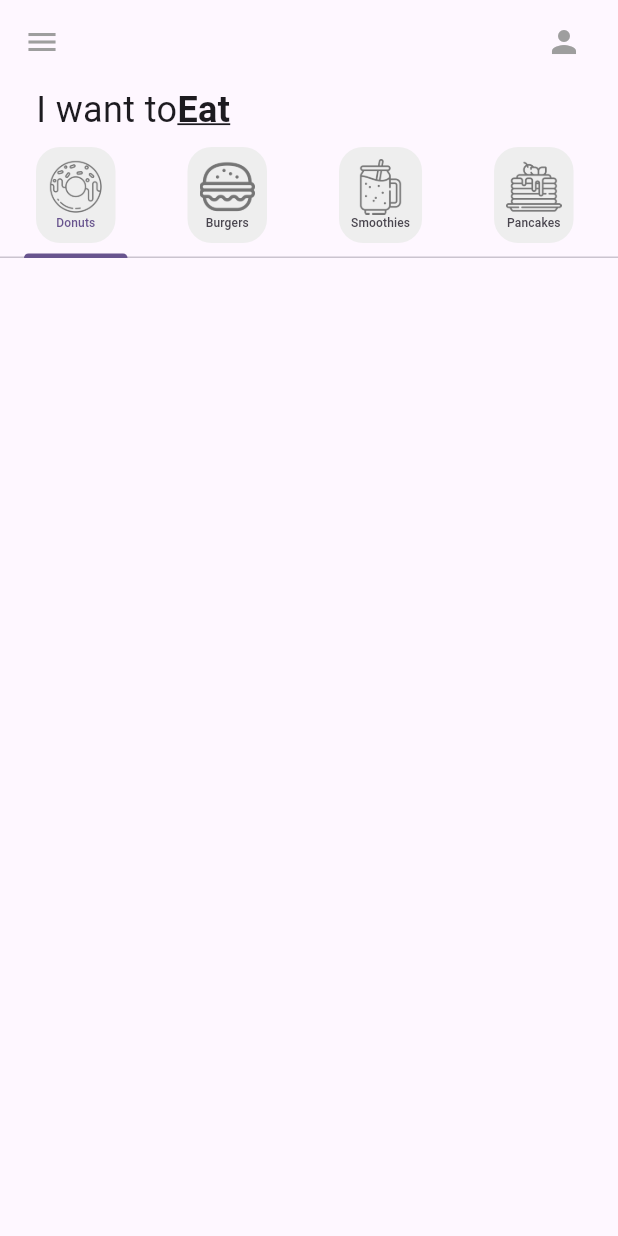
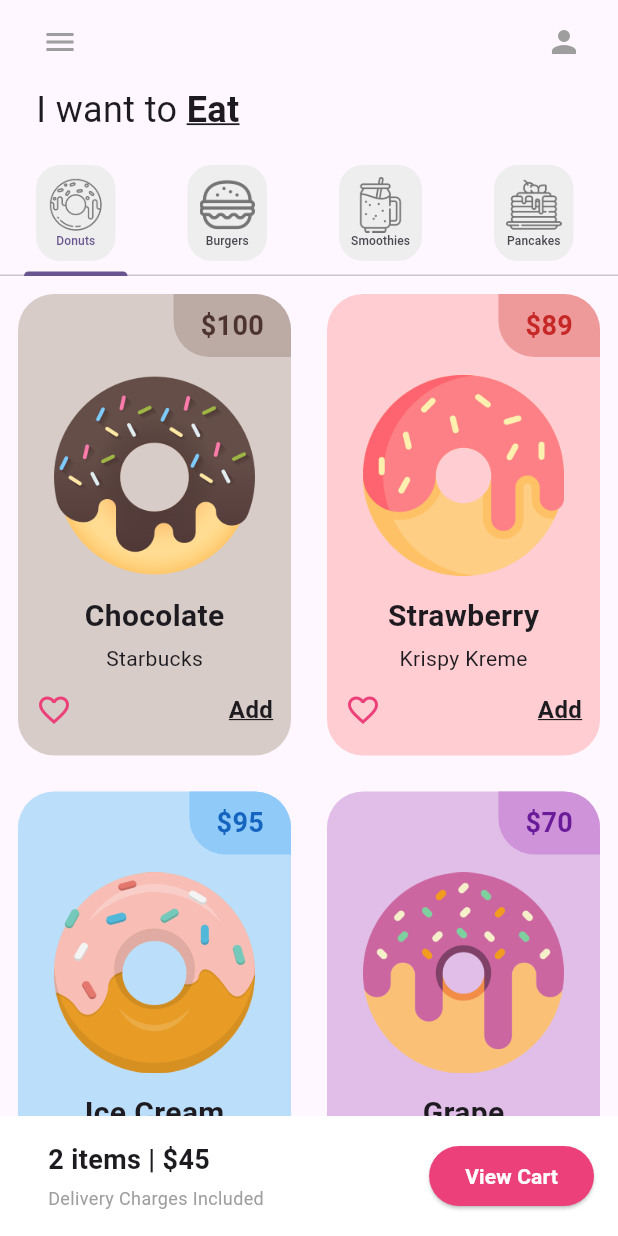
Before and after one commit to wilbert2003ulin-crypto/fluuter_AM, a Flutter app: the screen it shows after launch, on a phone screen of 412 x 824 dp. Run offline on Flutter 3.47's test engine with Material 3 defaults, Android fonts, the phone set to English and light mode, and no system bars; our stand-ins replace rive.

Commit message:
ADA 14: feat(cart): add shopping cart

```diff
--- a/donut_app/lib/screens/home_page.dart
+++ b/donut_app/lib/screens/home_page.dart
@@ -14,16 +14,16 @@ class HomePage extends StatefulWidget {
 }
 
 class _HomePageState extends State<HomePage> {
-  List<Widget> myTabs = [
-    //Donuts tab
+  final List<Widget> myTabs = [
+    // Donuts tab
     const MyTab(iconPath: 'assets/icons/donut.png', iconName: 'Donuts'),
-    //Burgers tab
+    // Burgers tab
     const MyTab(iconPath: 'assets/icons/burger.png', iconName: 'Burgers'),
-    //Smoothies tab
+    // Smoothies tab
     const MyTab(iconPath: 'assets/icons/smoothie.png', iconName: 'Smoothies'),
-    //Pancakes tab
+    // Pancakes tab
     const MyTab(iconPath: 'assets/icons/pancakes.png', iconName: 'Pancakes'),
-    //Pizzas tab
+    // Pizzas tab
     const MyTab(iconPath: 'assets/icons/pizza.png', iconName: 'Pizzas'),
   ];
 
@@ -34,9 +34,12 @@ class _HomePageState extends State<HomePage> {
       child: Scaffold(
         appBar: AppBar(
           backgroundColor: Colors.transparent,
-          //para el icono de la izquierda
-          leading: Icon(Icons.menu, color: Colors.grey),
-          //icono de la derecha
+          // Para el icono de la izquierda
+          leading: const Padding(
+            padding: EdgeInsets.only(left: 24.0),
+            child: Icon(Icons.menu, color: Colors.grey),
+          ),
+          // Icono de la derecha
           actions: [
             Padding(
               padding: const EdgeInsets.only(right: 24.0),
@@ -45,35 +48,35 @@ class _HomePageState extends State<HomePage> {
           ],
         ),
         body: Column(
-          //1. Texto principal
           children: [
+            // 1. Texto principal
             Padding(
               padding: const EdgeInsets.only(left: 24),
               child: Row(
-                children: [
-                  Text('I want to', style: TextStyle(fontSize: 24)),
+                children: const [
+                  Text('I want to ', style: TextStyle(fontSize: 24)),
                   Text(
                     'Eat',
                     style: TextStyle(
-                      //tamaño de letra
                       fontSize: 24,
-                      //Negritas
                       fontWeight: FontWeight.bold,
-                      //subrrayado
                       decoration: TextDecoration.underline,
                     ),
                   ),
                 ],
               ),
             ),
-            //2. Pestañas (TabBar)
+
+            const SizedBox(height: 12),
+
+            // 2. Pestañas (TabBar)
             TabBar(
               isScrollable: true,
               tabAlignment: TabAlignment.start,
               tabs: myTabs,
             ),
 
-            //3. Contenido de pestañas (TabBarView)
+            // 3. Contenido de pestañas (TabBarView)
             Expanded(
               child: TabBarView(
                 children: [
@@ -86,7 +89,49 @@ class _HomePageState extends State<HomePage> {
               ),
             ),
 
-            //4. Carrito (Cart)
+            // 4. Carrito (Cart)
+            Container(
+              color: Colors.white,
+              padding: const EdgeInsets.all(16),
+              child: Row(
+                mainAxisAlignment: MainAxisAlignment.spaceBetween,
+                children: [
+                  Padding(
+                    padding: const EdgeInsets.only(left: 16.0),
+                    child: Column(
+                      crossAxisAlignment: CrossAxisAlignment.start,
+                      children: const [
+                        Text(
+                          '2 items | \$45',
+                          style: TextStyle(
+                            fontWeight: FontWeight.bold,
+                            fontSize: 18,
+                          ),
+                        ),
+                        SizedBox(height: 4),
+                        Text(
+                          'Delivery Charges Included',
+                          style: TextStyle(color: Colors.grey, fontSize: 12),
+                        ),
+                      ],
+                    ),
+                  ),
+                  ElevatedButton(
+                    onPressed: () {},
+                    style: ElevatedButton.styleFrom(
+                      backgroundColor: Colors.pink[400],
+                    ),
+                    child: const Text(
+                      "View Cart",
+                      style: TextStyle(
+                        fontWeight: FontWeight.bold,
+                        color: Colors.white,
+                      ),
+                    ),
+                  ),
+                ],
+              ),
+            ),
           ],
         ),
       ),
--- a/donut_app/lib/tab/donut_tab.dart
+++ b/donut_app/lib/tab/donut_tab.dart
@@ -1,55 +1,57 @@
+import 'package:donut_app/utils/donut_tile.dart';
 import 'package:flutter/material.dart';
 
 class DonutTab extends StatelessWidget {
   DonutTab({super.key});
 
   final List donutOnSale = [
-    // donutFlavor, donutPrice, donutColor, donutImagePath, donutProvider
-
+    //donutFlavor, donutPrice, donutColor, donutImagePath, donutProvider
     [
       'Chocolate',
       '100',
       Colors.brown,
-      "lib/images/chocolate_donut.png",
+      "assets/images/chocolate_donut.png",
       'Starbucks',
     ],
     [
       'Strawberry',
       '89',
       Colors.red,
-      "lib/images/strawberry_donut.png",
+      "assets/images/strawberry_donut.png",
       'Krispy Kreme',
     ],
     [
       'Ice Cream',
       '95',
       Colors.blue,
-      "lib/images/icecream_donut.png",
+      "assets/images/icecream_donut.png",
       "Dunkin' Donuts",
     ],
-    ['Grape', '70', Colors.purple, "lib/images/grape_donut.png", 'Oxxo'],
+    ['Grape', '70', Colors.purple, "assets/images/grape_donut.png", 'Oxxo'],
   ];
 
   @override
   Widget build(BuildContext context) {
     return GridView.builder(
-      //se encarga de acomodar elementos dentro del grid
+      //GirdDelegate, se encarga de Acomodar/distribuir elementos dentro del GRID
       gridDelegate: SliverGridDelegateWithFixedCrossAxisCount(
-        //Tamaño de la columna
-        childAspectRatio: 1 / 1.5,
-        //Cantidad de columnas
+        //Tamaño de cada columna relacion 1:1.5 , 1 vale la mitad de 1 y medio
+        childAspectRatio: 1 / 1.61,
+        //Cantidad de Columnas
         crossAxisCount: 2,
       ),
       //Cantidad de productos
       itemCount: donutOnSale.length,
       //Lo que se va a construir
-      itemBuilder: DonutTile(
-        donutFlavor: donutOnSale[index][0],
-        donutPrice: donutOnSale[index][1],
-        donutColor: donutOnSale[index][2],
-        donutImagePath: donutOnSale[index][3],
-        donutProvider: donutOnSale[index][4],
-      ),
+      itemBuilder: (context, index) {
+        return DonutTile(
+          donutFlavor: donutOnSale[index][0],
+          donutPrice: donutOnSale[index][1],
+          donutColor: donutOnSale[index][2],
+          donutImagePath: donutOnSale[index][3],
+          donutProvider: donutOnSale[index][4],
+        );
+      },
     );
   }
 }
--- /dev/null
+++ b/donut_app/lib/utils/donut_tile.dart
@@ -0,0 +1,96 @@
+import 'package:flutter/material.dart';
+
+class DonutTile extends StatelessWidget {
+  final String donutFlavor;
+  final String donutPrice;
+  final dynamic donutColor;
+  final String donutImagePath;
+  final String donutProvider;
+
+  const DonutTile({
+    super.key,
+    required this.donutFlavor,
+    required this.donutPrice,
+    this.donutColor,
+    required this.donutImagePath,
+    required this.donutProvider,
+  });
+
+  @override
+  Widget build(BuildContext context) {
+    return Padding(
+      padding: const EdgeInsets.all(12.0),
+      child: Container(
+        decoration: BoxDecoration(
+          color: donutColor[100],
+          borderRadius: BorderRadius.circular(24.0),
+        ),
+        child: Column(
+          children: [
+            //Etiqueta de precio
+            Row(
+              //Alinear a la derecha
+              mainAxisAlignment: MainAxisAlignment.end,
+              children: [
+                Container(
+                  padding: const EdgeInsets.symmetric(
+                    vertical: 8.0,
+                    horizontal: 18.0,
+                  ),
+                  decoration: BoxDecoration(
+                    color: donutColor[200],
+                    borderRadius: BorderRadius.only(
+                      topRight: Radius.circular(24),
+                      bottomLeft: Radius.circular(24),
+                    ),
+                  ),
+                  child: Text(
+                    '\$$donutPrice',
+                    style: TextStyle(
+                      fontWeight: FontWeight.bold,
+                      fontSize: 18,
+                      color: donutColor[800],
+                    ),
+                  ),
+                ),
+              ],
+            ),
+            //Imagen de la Dona
+            Padding(
+              padding: const EdgeInsets.symmetric(vertical: 12, horizontal: 24),
+              child: Image.asset(donutImagePath),
+            ),
+            //Nombre de la Dona
+            Text(
+              donutFlavor,
+              style: TextStyle(fontWeight: FontWeight.bold, fontSize: 20),
+            ),
+            //Espacio entre textos
+            const SizedBox(height: 4),
+            //Nombredel proveedor
+            Text(donutProvider, style: TextStyle(color: Colors.grey[1600])),
+            //Espacio entre textos
+            //Iconos de fav y carrito
+            Padding(
+              padding: const EdgeInsets.all(12),
+              child: Row(
+                mainAxisAlignment: MainAxisAlignment.spaceBetween,
+                children: [
+                  Icon(Icons.favorite_border_outlined, color: Colors.pink[400]),
+                  Text(
+                    'Add',
+                    style: TextStyle(
+                      fontWeight: FontWeight.bold,
+                      fontSize: 16,
+                      decoration: TextDecoration.underline,
+                    ),
+                  ),
+                ],
+              ),
+            ),
+          ],
+        ),
+      ),
+    );
+  }
+}
```
